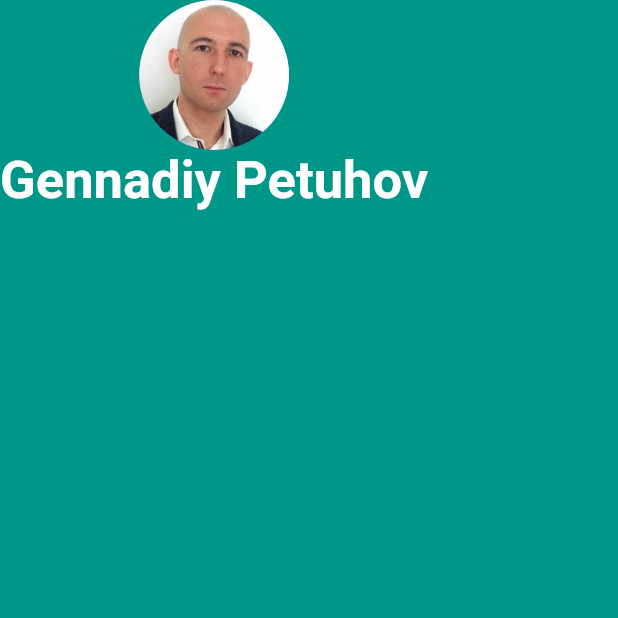
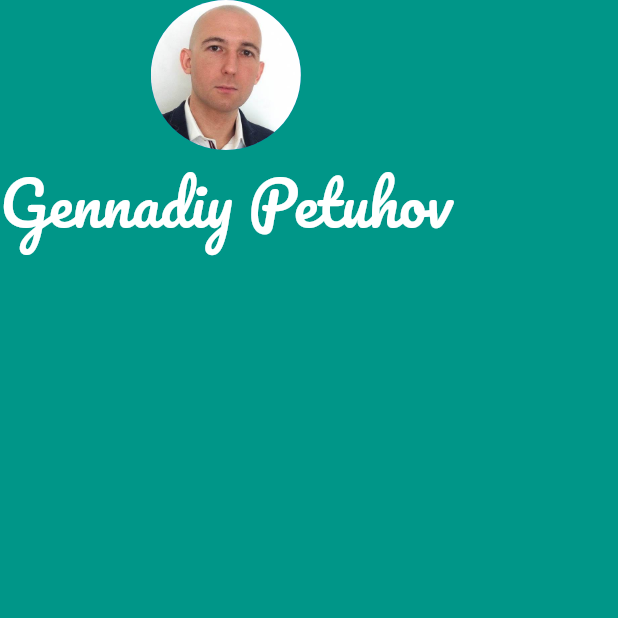
Before and after one commit to gpetuhov/FlutterTutorial, a Flutter app: the screen it shows after launch, on a phone screen of 412 x 824 dp, the top half of it. Run offline on Flutter 3.47's test engine with Material 2 defaults, Android fonts, the phone set to English and light mode, and no system bars.

Commit message:
Change name style

```diff
--- a/03-MiCard/mi_card_flutter/lib/main.dart
+++ b/03-MiCard/mi_card_flutter/lib/main.dart
@@ -20,9 +20,10 @@ class MyApp extends StatelessWidget {
               Text(
                 'Gennadiy Petuhov',
                 style: TextStyle(
-                  fontSize: 35.0,
+                  fontFamily: 'Pacifico',
+                  fontSize: 40.0,
                   color: Colors.white,
-                  fontWeight: FontWeight.bold,
+                  fontWeight: FontWeight.normal,
                 ),
               ),
             ],
```
Also changed, not shown: 03-MiCard/mi_card_flutter/pubspec.yaml (+4 -12 lines), 03-MiCard/mi_card_flutter/fonts/Pacifico-Regular.ttf (added).
